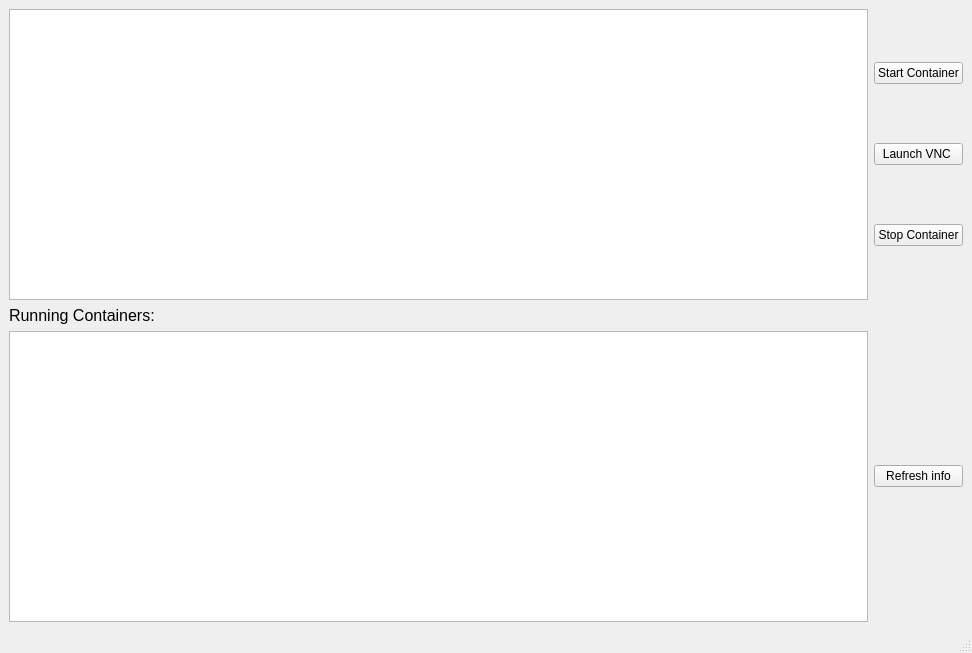
Before: the Qt Designer form mainwindow.ui in RNA3210d/mtdocker-launcher, drawn with Qt 5.
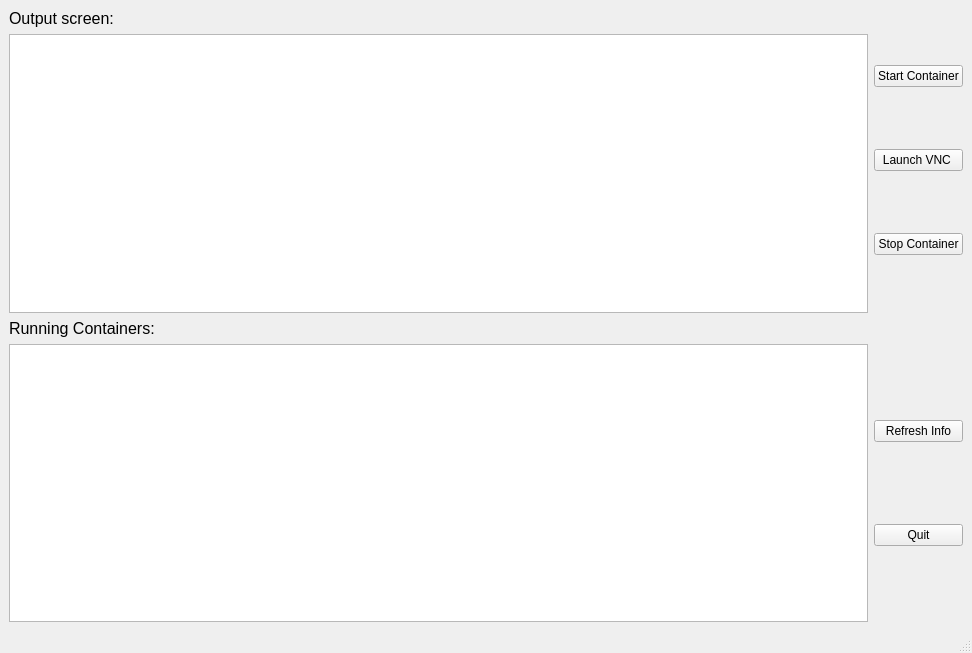
After: the same form once the commit is applied. Icons and pictures are not drawn.

Commit message: Still useless

The edit to the form file:
```diff
--- a/mainwindow.ui
+++ b/mainwindow.ui
@@ -15,38 +15,10 @@
   </property>
   <widget class="QWidget" name="centralwidget">
    <layout class="QGridLayout" name="gridLayout">
-    <item row="0" column="1">
-     <layout class="QVBoxLayout" name="verticalLayout">
-      <item>
-       <widget class="QPushButton" name="pushButton">
-        <property name="text">
-         <string>Start Container</string>
-        </property>
-       </widget>
-      </item>
-      <item>
-       <widget class="QPushButton" name="pushButton_2">
-        <property name="text">
-         <string>Launch VNC </string>
-        </property>
-       </widget>
-      </item>
-      <item>
-       <widget class="QPushButton" name="pushButton_3">
-        <property name="text">
-         <string>Stop Container</string>
-        </property>
-       </widget>
-      </item>
-     </layout>
-    </item>
-    <item row="0" column="0">
-     <widget class="QTextBrowser" name="textBrowser"/>
-    </item>
-    <item row="2" column="0">
+    <item row="3" column="0">
      <widget class="QTextBrowser" name="textBrowser_2"/>
     </item>
-    <item row="1" column="0">
+    <item row="2" column="0">
      <widget class="QLabel" name="label">
       <property name="frameShadow">
        <enum>QFrame::Raised</enum>
@@ -59,12 +31,72 @@
       </property>
      </widget>
     </item>
-    <item row="2" column="1">
+    <item row="3" column="1">
      <layout class="QVBoxLayout" name="verticalLayout_2">
       <item>
        <widget class="QPushButton" name="pushButton_4">
         <property name="text">
-         <string>Refresh info</string>
+         <string>Refresh Info</string>
+        </property>
+        <property name="icon">
+         <iconset theme="emblem-synchronizing"/>
+        </property>
+       </widget>
+      </item>
+      <item>
+       <widget class="QPushButton" name="pushButton_5">
+        <property name="text">
+         <string>Quit</string>
+        </property>
+        <property name="icon">
+         <iconset theme="application-exit"/>
+        </property>
+       </widget>
+      </item>
+     </layout>
+    </item>
+    <item row="1" column="0">
+     <widget class="QTextBrowser" name="textBrowser"/>
+    </item>
+    <item row="0" column="0">
+     <widget class="QLabel" name="label_2">
+      <property name="lineWidth">
+       <number>1</number>
+      </property>
+      <property name="text">
+       <string>&lt;html&gt;&lt;head/&gt;&lt;body&gt;&lt;p&gt;&lt;span style=&quot; font-size:12pt;&quot;&gt;Output screen:&lt;/span&gt;&lt;/p&gt;&lt;/body&gt;&lt;/html&gt;</string>
+      </property>
+     </widget>
+    </item>
+    <item row="0" column="1" rowspan="2">
+     <layout class="QVBoxLayout" name="verticalLayout">
+      <item>
+       <widget class="QPushButton" name="pushButton">
+        <property name="text">
+         <string>Start Container</string>
+        </property>
+        <property name="icon">
+         <iconset theme="media-playback-start"/>
+        </property>
+       </widget>
+      </item>
+      <item>
+       <widget class="QPushButton" name="pushButton_2">
+        <property name="text">
+         <string>Launch VNC </string>
+        </property>
+        <property name="icon">
+         <iconset theme="preferences-desktop-display"/>
+        </property>
+       </widget>
+      </item>
+      <item>
+       <widget class="QPushButton" name="pushButton_3">
+        <property name="text">
+         <string>Stop Container</string>
+        </property>
+        <property name="icon">
+         <iconset theme="process-stop"/>
         </property>
        </widget>
       </item>
```
Left out of the diff: 19 changed lines with no effect on the pictures. The commit also changes 2 other files.
